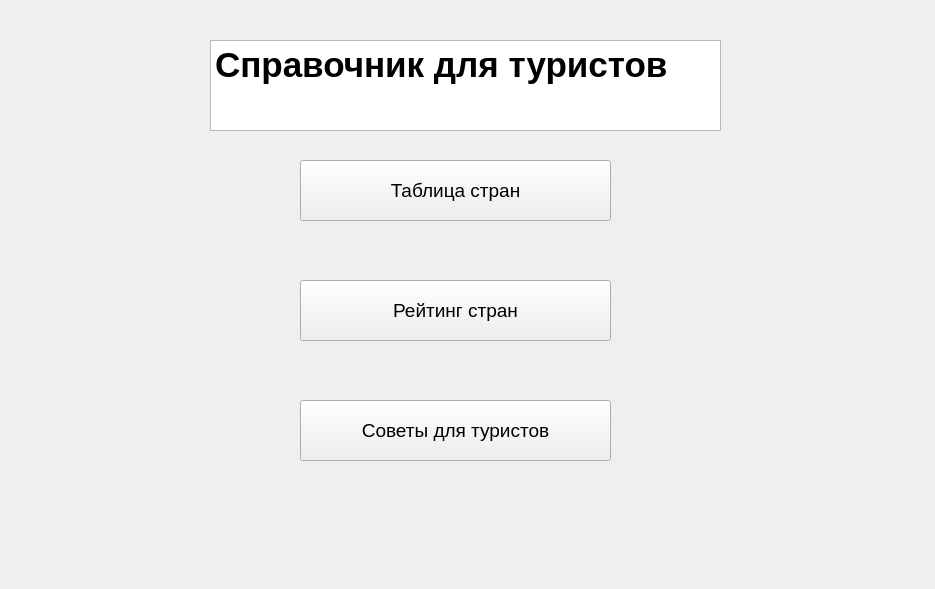
4ymazik/TourismAssistant, file starterscreen.ui: the form before one commit.
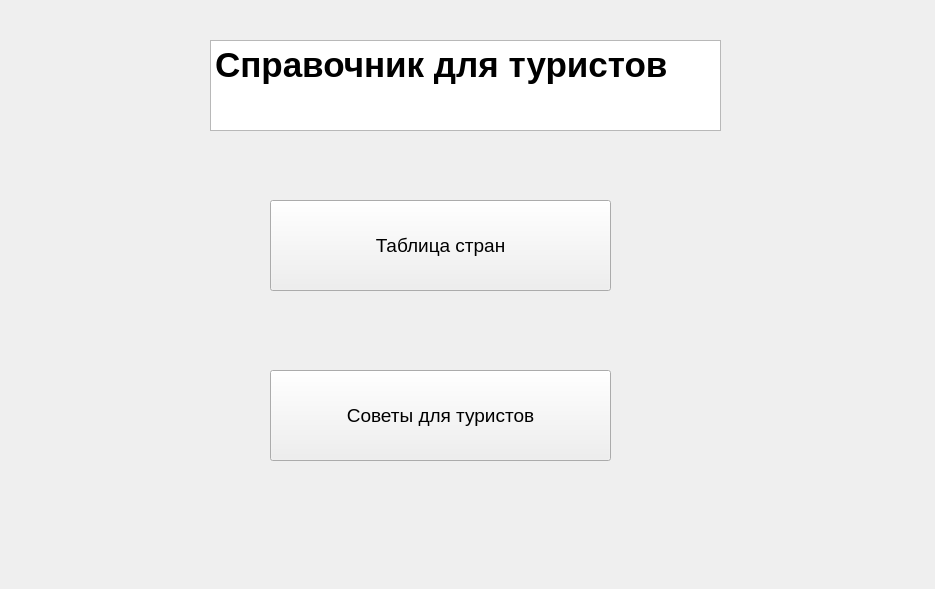
The form after the commit.

Diff of the .ui file:
```diff
--- a/starterscreen.ui
+++ b/starterscreen.ui
@@ -34,10 +34,10 @@
   <widget class="QPushButton" name="btn_table">
    <property name="geometry">
     <rect>
-     <x>300</x>
-     <y>160</y>
-     <width>311</width>
-     <height>61</height>
+     <x>270</x>
+     <y>200</y>
+     <width>341</width>
+     <height>91</height>
     </rect>
    </property>
    <property name="font">
@@ -49,31 +49,13 @@
     <string>Таблица стран</string>
    </property>
   </widget>
-  <widget class="QPushButton" name="btn_ratings">
-   <property name="geometry">
-    <rect>
-     <x>300</x>
-     <y>280</y>
-     <width>311</width>
-     <height>61</height>
-    </rect>
-   </property>
-   <property name="font">
-    <font>
-     <pointsize>14</pointsize>
-    </font>
-   </property>
-   <property name="text">
-    <string>Рейтинг стран</string>
-   </property>
-  </widget>
   <widget class="QPushButton" name="btn_advisor">
    <property name="geometry">
     <rect>
-     <x>300</x>
-     <y>400</y>
-     <width>311</width>
-     <height>61</height>
+     <x>270</x>
+     <y>370</y>
+     <width>341</width>
+     <height>91</height>
     </rect>
    </property>
    <property name="font">
```
